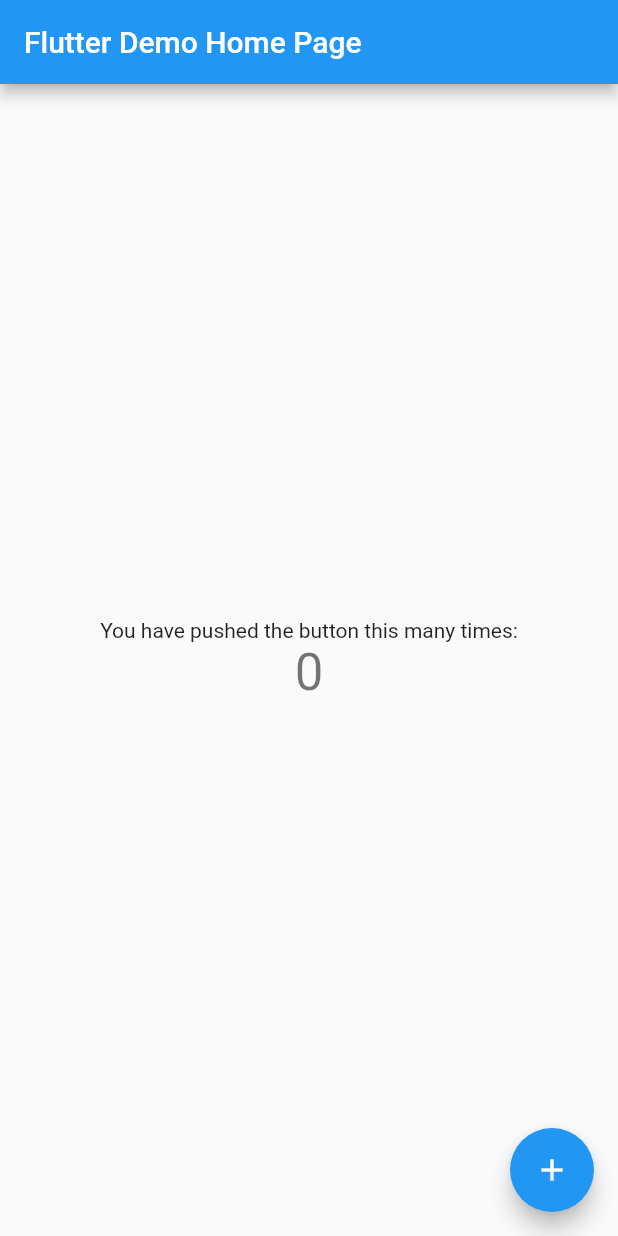
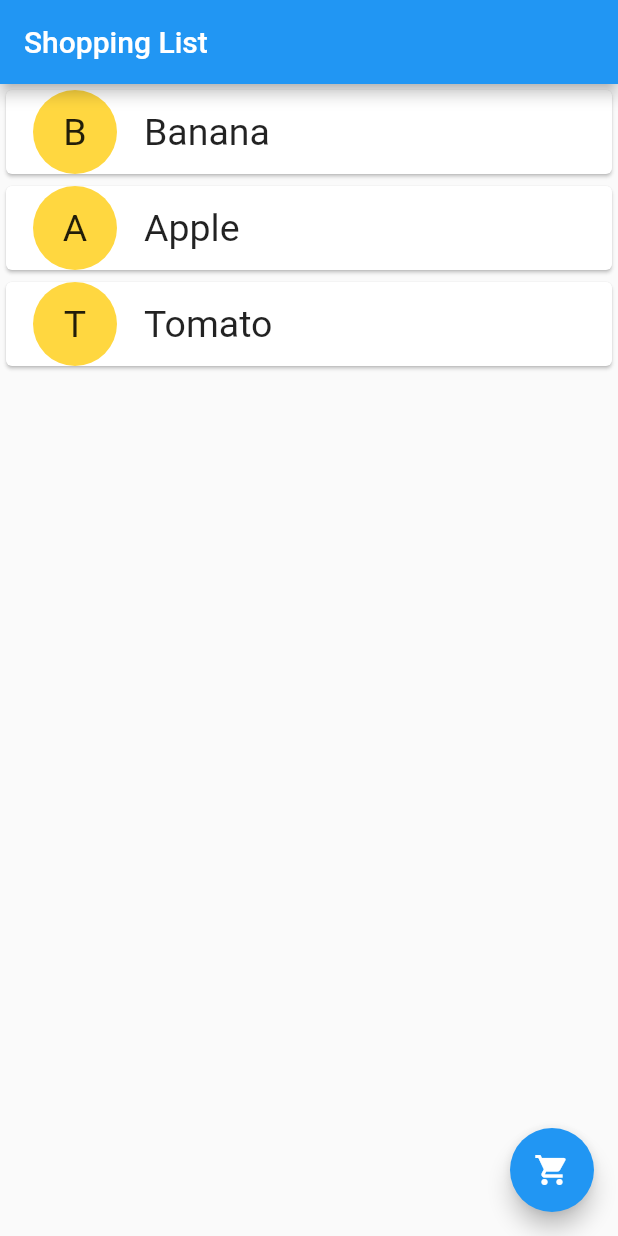
Before and after one commit to warpten123/PremacioShoppingCart, a Flutter app: the screen it shows after launch, on a phone screen of 412 x 824 dp. Run offline on Flutter 3.47's test engine with Material 2 defaults, Android fonts, the phone set to English and light mode, and no system bars; our stand-ins replace get.

Commit message:
added provider and UI pages

```diff
--- a/lib/main.dart
+++ b/lib/main.dart
@@ -1,4 +1,8 @@
 import 'package:flutter/material.dart';
+import 'package:get/get.dart';
+import 'package:premacio_final_provider/providers/shopping_cart_provider.dart';
+import 'package:premacio_final_provider/screens/home_page.dart';
+import 'package:provider/provider.dart';
 
 void main() {
   runApp(const MyApp());
@@ -9,107 +13,22 @@
 
   // This widget is the root of your application.
   @override
+  @override
   Widget build(BuildContext context) {
-    return MaterialApp(
-      title: 'Flutter Demo',
-      theme: ThemeData(
-        // This is the theme of your application.
-        //
-        // Try running your application with "flutter run". You'll see the
-        // application has a blue toolbar. Then, without quitting the app, try
-        // changing the primarySwatch below to Colors.green and then invoke
-        // "hot reload" (press "r" in the console where you ran "flutter run",
-        // or simply save your changes to "hot reload" in a Flutter IDE).
-        // Notice that the counter didn't reset back to zero; the application
-        // is not restarted.
-        primarySwatch: Colors.blue,
-      ),
-      home: const MyHomePage(title: 'Flutter Demo Home Page'),
+    return MultiProvider(
+      //two or more providers
+      providers: [
+        ChangeNotifierProvider(
+          create: (context) => Cart(),
+        )
+      ],
+      child: GetMaterialApp(
+          debugShowCheckedModeBanner: false,
+          title: 'Flutter Demo',
+          theme: ThemeData(
+            primarySwatch: Colors.blue,
+          ),
+          home: const HomePage()),
     );
   }
 }
-
-class MyHomePage extends StatefulWidget {
-  const MyHomePage({Key? key, required this.title}) : super(key: key);
-
-  // This widget is the home page of your application. It is stateful, meaning
-  // that it has a State object (defined below) that contains fields that affect
-  // how it looks.
-
-  // This class is the configuration for the state. It holds the values (in this
-  // case the title) provided by the parent (in this case the App widget) and
-  // used by the build method of the State. Fields in a Widget subclass are
-  // always marked "final".
-
-  final String title;
-
-  @override
-  State<MyHomePage> createState() => _MyHomePageState();
-}
-
-class _MyHomePageState extends State<MyHomePage> {
-  int _counter = 0;
-
-  void _incrementCounter() {
-    setState(() {
-      // This call to setState tells the Flutter framework that something has
-      // changed in this State, which causes it to rerun the build method below
-      // so that the display can reflect the updated values. If we changed
-      // _counter without calling setState(), then the build method would not be
-      // called again, and so nothing would appear to happen.
-      _counter++;
-    });
-  }
-
-  @override
-  Widget build(BuildContext context) {
-    // This method is rerun every time setState is called, for instance as done
-    // by the _incrementCounter method above.
-    //
-    // The Flutter framework has been optimized to make rerunning build methods
-    // fast, so that you can just rebuild anything that needs updating rather
-    // than having to individually change instances of widgets.
-    return Scaffold(
-      appBar: AppBar(
-        // Here we take the value from the MyHomePage object that was created by
-        // the App.build method, and use it to set our appbar title.
-        title: Text(widget.title),
-      ),
-      body: Center(
-        // Center is a layout widget. It takes a single child and positions it
-        // in the middle of the parent.
-        child: Column(
-          // Column is also a layout widget. It takes a list of children and
-          // arranges them vertically. By default, it sizes itself to fit its
-          // children horizontally, and tries to be as tall as its parent.
-          //
-          // Invoke "debug painting" (press "p" in the console, choose the
-          // "Toggle Debug Paint" action from the Flutter Inspector in Android
-          // Studio, or the "Toggle Debug Paint" command in Visual Studio Code)
-          // to see the wireframe for each widget.
-          //
-          // Column has various properties to control how it sizes itself and
-          // how it positions its children. Here we use mainAxisAlignment to
-          // center the children vertically; the main axis here is the vertical
-          // axis because Columns are vertical (the cross axis would be
-          // horizontal).
-          mainAxisAlignment: MainAxisAlignment.center,
-          children: <Widget>[
-            const Text(
-              'You have pushed the button this many times:',
-            ),
-            Text(
-              '$_counter',
-              style: Theme.of(context).textTheme.headline4,
-            ),
-          ],
-        ),
-      ),
-      floatingActionButton: FloatingActionButton(
-        onPressed: _incrementCounter,
-        tooltip: 'Increment',
-        child: const Icon(Icons.add),
-      ), // This trailing comma makes auto-formatting nicer for build methods.
-    );
-  }
-}
--- /dev/null
+++ b/lib/providers/shopping_cart_provider.dart
@@ -0,0 +1,15 @@
+import 'package:flutter/cupertino.dart';
+
+import 'package:flutter/material.dart';
+
+class Cart extends ChangeNotifier {
+  List<String> shoppingList = ['Banana', 'Apple', 'Tomato'];
+  int get count => shoppingList.length;
+  List<String> get cart => shoppingList;
+
+  void addtoCart(String item) {
+    print("add");
+    shoppingList.add(item);
+    notifyListeners();
+  }
+}
--- /dev/null
+++ b/lib/screens/home_page.dart
@@ -0,0 +1,60 @@
+import 'package:flutter/foundation.dart';
+import 'package:flutter/material.dart';
+import 'package:get/route_manager.dart';
+import 'package:provider/provider.dart';
+
+import '../providers/shopping_cart_provider.dart';
+import 'second_page.dart';
+
+class HomePage extends StatefulWidget {
+  const HomePage({Key? key}) : super(key: key);
+
+  @override
+  State<HomePage> createState() => _MyWidgetState();
+}
+
+class _MyWidgetState extends State<HomePage> {
+  @override
+  Widget build(BuildContext context) {
+    return Scaffold(
+      appBar: AppBar(
+        title: Text("Shopping List"),
+      ),
+      body: Center(
+        child: ListView.builder(
+            itemCount: context.watch<Cart>().count,
+            itemBuilder: ((context, index) {
+              return Card(
+                child: ListTile(
+                  leading: Container(
+                    width: 60,
+                    height: 60,
+                    decoration: BoxDecoration(
+                      color: Colors.amberAccent,
+                      shape: BoxShape.circle,
+                    ),
+                    child: Center(
+                      child: Text(
+                        "${context.read<Cart>().shoppingList[index][0].toUpperCase()}",
+                        style: TextStyle(fontSize: 25.0),
+                      ),
+                    ),
+                  ),
+                  title: Text(
+                    "${context.read<Cart>().shoppingList[index]}",
+                    style: TextStyle(fontSize: 25.0),
+                  ),
+                ),
+              );
+            })),
+      ),
+      floatingActionButton: FloatingActionButton(
+        onPressed: () {
+          Get.to(() => SecondPage(),
+              transition: Transition.upToDown, duration: Duration(seconds: 1));
+        },
+        child: Icon(Icons.shopping_cart),
+      ),
+    );
+  }
+}
--- a/pubspec.yaml
+++ b/pubspec.yaml
@@ -29,6 +29,8 @@
 dependencies:
   flutter:
     sdk: flutter
+  provider: ^6.0.3
+  get:
 
 
   # The following adds the Cupertino Icons font to your application.
```
Also changed, not shown: lib/screens/second_page.dart (added, +51 -0 lines), pubspec.lock.
